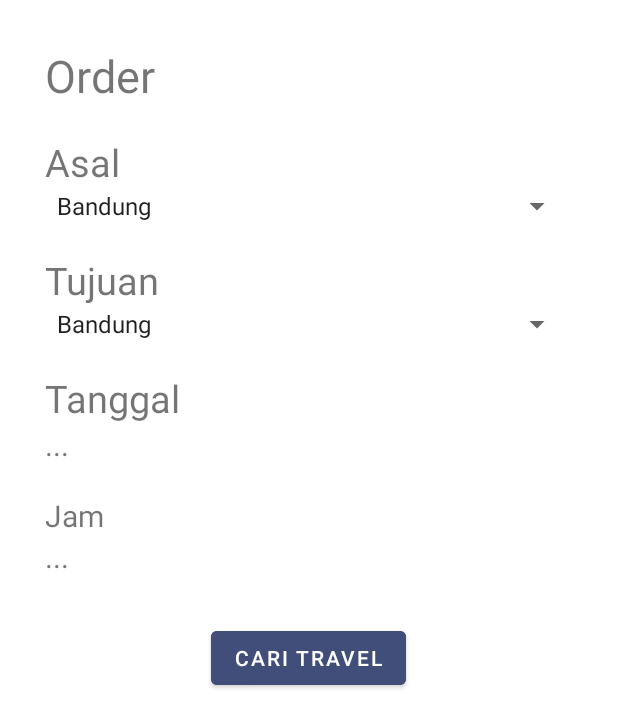
After one commit to ChristopherWilliamBill/PPPB51_Tubes02_B_B, an Android app: the layout order_page.xml on its own in the app's theme, with its tools: preview values and no code run, on a phone screen of 412 x 824 dp. The commit adds this screen. Shown: the top 727 px of the screen. Run offline under Robolectric (Android 15) with nearby library versions, the phone set to English and light mode, and no system bars.

Commit message:
Buat layout order page

```diff
--- /dev/null
+++ b/app/src/main/res/layout/order_page.xml
@@ -0,0 +1,94 @@
+<?xml version="1.0" encoding="utf-8"?>
+<LinearLayout
+    xmlns:android="http://schemas.android.com/apk/res/android"
+    android:layout_width="match_parent"
+    android:layout_height="match_parent"
+    android:padding="@dimen/size30"
+    android:orientation="vertical">
+
+    <TextView
+        android:layout_width="match_parent"
+        android:layout_height="wrap_content"
+        android:text="Order"
+        android:textSize="@dimen/size30"
+        android:layout_marginBottom="@dimen/size10"/>
+
+    <LinearLayout
+        android:layout_width="match_parent"
+        android:layout_height="wrap_content"
+        android:orientation="vertical"
+        android:layout_marginVertical="@dimen/size10">
+        <TextView
+            android:layout_width="match_parent"
+            android:layout_height="wrap_content"
+            android:text="Asal"
+            android:textSize="@dimen/size25"/>
+        <Spinner
+            android:layout_width="match_parent"
+            android:layout_height="wrap_content"
+            android:id="@+id/dropdownKotaAsal"
+            android:entries="@array/array_kota"
+            android:layout_gravity="center_vertical"/>
+    </LinearLayout>
+
+    <LinearLayout
+        android:layout_width="match_parent"
+        android:layout_height="wrap_content"
+        android:orientation="vertical"
+        android:layout_marginVertical="@dimen/size10">
+        <TextView
+            android:layout_width="match_parent"
+            android:layout_height="wrap_content"
+            android:text="Tujuan"
+            android:textSize="@dimen/size25"/>
+        <Spinner
+            android:layout_width="match_parent"
+            android:layout_height="wrap_content"
+            android:id="@+id/dropdownKotaTujuan"
+            android:entries="@array/array_kota"
+            android:layout_gravity="center_vertical"/>
+    </LinearLayout>
+
+    <LinearLayout
+        android:layout_width="match_parent"
+        android:layout_height="wrap_content"
+        android:orientation="vertical"
+        android:layout_marginVertical="@dimen/size10">
+        <TextView
+            android:layout_width="match_parent"
+            android:layout_height="wrap_content"
+            android:text="Tanggal"
+            android:textSize="@dimen/size25"/>
+        <TextView
+            android:layout_width="match_parent"
+            android:layout_height="wrap_content"
+            android:text="..."
+            android:textSize="@dimen/size20"/>
+    </LinearLayout>
+
+    <LinearLayout
+        android:layout_width="match_parent"
+        android:layout_height="wrap_content"
+        android:orientation="vertical"
+        android:layout_marginVertical="@dimen/size10">
+        <TextView
+            android:layout_width="match_parent"
+            android:layout_height="wrap_content"
+            android:text="Jam"
+            android:textSize="@dimen/size20"/>
+        <TextView
+            android:layout_width="match_parent"
+            android:layout_height="wrap_content"
+            android:text="..."
+            android:textSize="@dimen/size20"/>
+    </LinearLayout>
+
+    <Button
+        android:layout_width="wrap_content"
+        android:layout_height="wrap_content"
+        android:text="Cari Travel"
+        android:backgroundTint="@color/theme"
+        android:id="@+id/btnCari"
+        android:layout_gravity="center_horizontal"
+        android:layout_marginVertical="@dimen/size20"/>
+</LinearLayout>
--- a/app/src/main/res/values/strings.xml
+++ b/app/src/main/res/values/strings.xml
@@ -4,4 +4,11 @@
     <string name="openDrawer">open</string>
     <string name="closeDrawer">close</string>
 
+    <!--Array Kota-->
+    <string-array name="array_kota">
+        <item>Bandung</item>
+        <item>Jakarta</item>
+        <item>Tangerang</item>
+        <item>Bogor</item>
+    </string-array>
 </resources>
```
